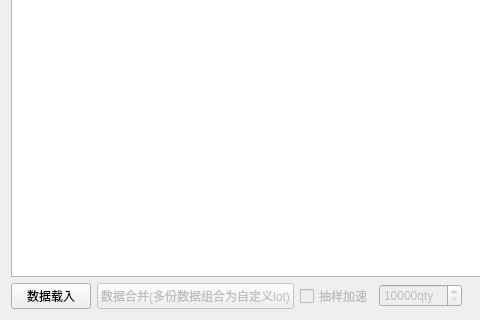
This is ui_component/ui_analysis_stdf/ui_designer/tree_load.ui in Crazytommy90/ATE_STDF_ANALYSIS as Qt 5 draws it before an edit; both pictures show x 0 to 480 and y 170 to 490 of the 893 by 490 pixel window. The edited form follows.
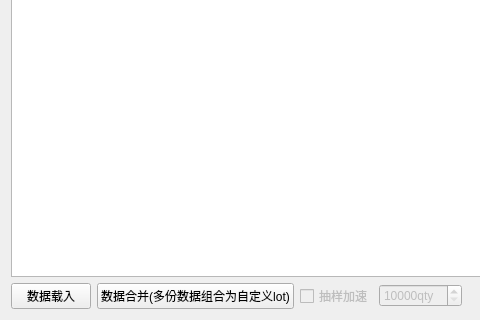
This is the edited form.

Patch:
```diff
--- a/ui_component/ui_analysis_stdf/ui_designer/tree_load.ui
+++ b/ui_component/ui_analysis_stdf/ui_designer/tree_load.ui
@@ -39,7 +39,7 @@
      <item>
       <widget class="QPushButton" name="pushButton_2">
        <property name="enabled">
-        <bool>false</bool>
+        <bool>true</bool>
        </property>
        <property name="text">
         <string>数据合并(多份数据组合为自定义lot)</string>
```
